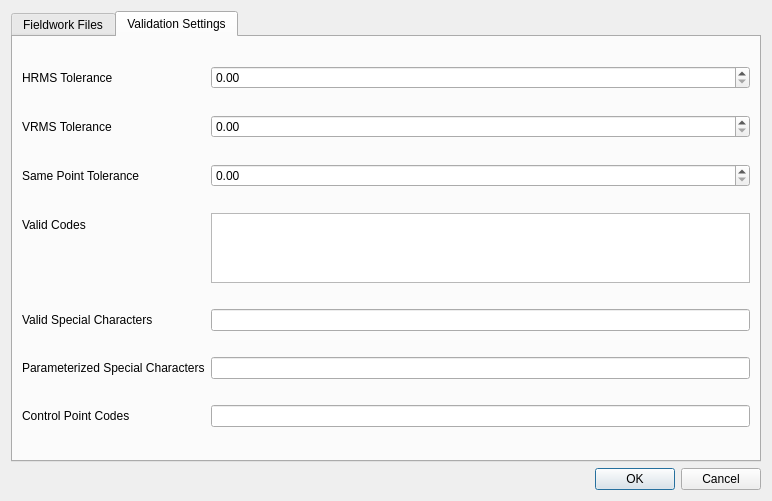
Qt form fieldworkimport/resources/ui/new_form_ui.ui (Don-More-Surveys-Engineering-Ltd/fieldworkimport) before a commit.
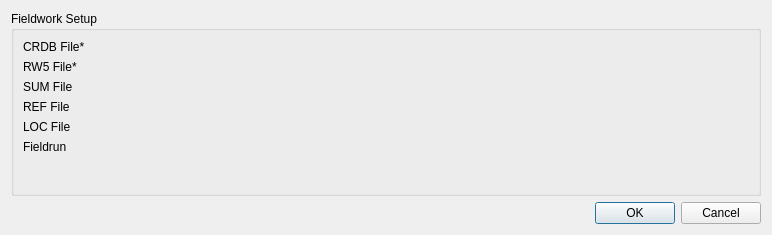
The same form after that commit. The open tabs and pages were chosen to show the change. Custom widgets are drawn as their Qt base class.

```diff
--- a/fieldworkimport/resources/ui/new_form_ui.ui
+++ b/fieldworkimport/resources/ui/new_form_ui.ui
@@ -7,7 +7,7 @@
     <x>0</x>
     <y>0</y>
     <width>772</width>
-    <height>501</height>
+    <height>235</height>
    </rect>
   </property>
   <property name="windowTitle">
@@ -18,23 +18,13 @@
   </property>
   <layout class="QVBoxLayout" name="verticalLayout_2">
    <item>
-    <widget class="QTabWidget" name="tabWidget">
-     <property name="tabShape">
-      <enum>QTabWidget::Rounded</enum>
+    <widget class="QGroupBox" name="groupBox">
+     <property name="title">
+      <string>Fieldwork Setup</string>
      </property>
-     <property name="currentIndex">
-      <number>0</number>
-     </property>
-     <widget class="QWidget" name="tab">
-      <attribute name="title">
-       <string>Fieldwork Files</string>
-      </attribute>
-      <layout class="QVBoxLayout" name="verticalLayout">
-       <item alignment="Qt::AlignTop">
-        <widget class="QWidget" name="widget" native="true">
-         <layout class="QFormLayout" name="formLayout_2">
+     <layout class="QFormLayout" name="formLayout_5">
           <item row="1" column="0">
-           <widget class="QLabel" name="label_8">
+       <widget class="QLabel" name="label_25">
             <property name="text">
              <string>CRDB File*</string>
             </property>
@@ -48,7 +38,7 @@
            </widget>
           </item>
           <item row="2" column="0">
-           <widget class="QLabel" name="label_9">
+       <widget class="QLabel" name="label_26">
             <property name="text">
              <string>RW5 File*</string>
             </property>
@@ -62,7 +52,7 @@
            </widget>
           </item>
           <item row="3" column="0">
-           <widget class="QLabel" name="label_10">
+       <widget class="QLabel" name="label_27">
             <property name="text">
              <string>SUM File</string>
             </property>
@@ -76,7 +66,7 @@
            </widget>
           </item>
           <item row="4" column="0">
-           <widget class="QLabel" name="label_11">
+       <widget class="QLabel" name="label_28">
             <property name="text">
              <string>REF File</string>
             </property>
@@ -90,7 +80,7 @@
            </widget>
           </item>
           <item row="5" column="0">
-           <widget class="QLabel" name="label_12">
+       <widget class="QLabel" name="label_29">
             <property name="text">
              <string>LOC File</string>
             </property>
@@ -104,7 +94,7 @@
            </widget>
           </item>
           <item row="6" column="0">
-           <widget class="QLabel" name="label_7">
+       <widget class="QLabel" name="label_30">
             <property name="text">
              <string>Fieldrun</string>
             </property>
@@ -121,98 +111,6 @@
            </widget>
           </item>
          </layout>
-        </widget>
-       </item>
-      </layout>
-     </widget>
-     <widget class="QWidget" name="tab_2">
-      <attribute name="title">
-       <string>Validation Settings</string>
-      </attribute>
-      <layout class="QVBoxLayout" name="verticalLayout_3">
-       <item>
-        <layout class="QFormLayout" name="formLayout">
-         <item row="0" column="0">
-          <widget class="QLabel" name="label">
-           <property name="text">
-            <string>HRMS Tolerance</string>
-           </property>
-          </widget>
-         </item>
-         <item row="0" column="1">
-          <widget class="QDoubleSpinBox" name="hrms_tolerance_input"/>
-         </item>
-         <item row="1" column="0">
-          <widget class="QLabel" name="label_2">
-           <property name="text">
-            <string>VRMS Tolerance</string>
-           </property>
-          </widget>
-         </item>
-         <item row="1" column="1">
-          <widget class="QDoubleSpinBox" name="vrms_tolerance_input"/>
-         </item>
-         <item row="2" column="0">
-          <widget class="QLabel" name="label_3">
-           <property name="text">
-            <string>Same Point Tolerance</string>
-           </property>
-          </widget>
-         </item>
-         <item row="2" column="1">
-          <widget class="QDoubleSpinBox" name="same_point_tolerance_input"/>
-         </item>
-         <item row="3" column="0">
-          <widget class="QLabel" name="label_4">
-           <property name="text">
-            <string>Valid Codes</string>
-           </property>
-          </widget>
-         </item>
-         <item row="3" column="1">
-          <widget class="QPlainTextEdit" name="valid_codes_input">
-           <property name="maximumSize">
-            <size>
-             <width>16777215</width>
-             <height>70</height>
-            </size>
-           </property>
-          </widget>
-         </item>
-         <item row="4" column="0">
-          <widget class="QLabel" name="label_5">
-           <property name="text">
-            <string>Valid Special Characters</string>
-           </property>
-          </widget>
-         </item>
-         <item row="4" column="1">
-          <widget class="QLineEdit" name="valid_special_chars_input"/>
-         </item>
-         <item row="5" column="0">
-          <widget class="QLabel" name="label_6">
-           <property name="text">
-            <string>Parameterized Special Characters</string>
-           </property>
-          </widget>
-         </item>
-         <item row="5" column="1">
-          <widget class="QLineEdit" name="parameterized_special_chars_input"/>
-         </item>
-         <item row="6" column="0">
-          <widget class="QLabel" name="label_13">
-           <property name="text">
-            <string>Control Point Codes</string>
-           </property>
-          </widget>
-         </item>
-         <item row="6" column="1">
-          <widget class="QLineEdit" name="control_point_codes_input"/>
-         </item>
-        </layout>
-       </item>
-      </layout>
-     </widget>
     </widget>
    </item>
    <item>
```
Lines whose indentation alone changed are shown as unchanged.
